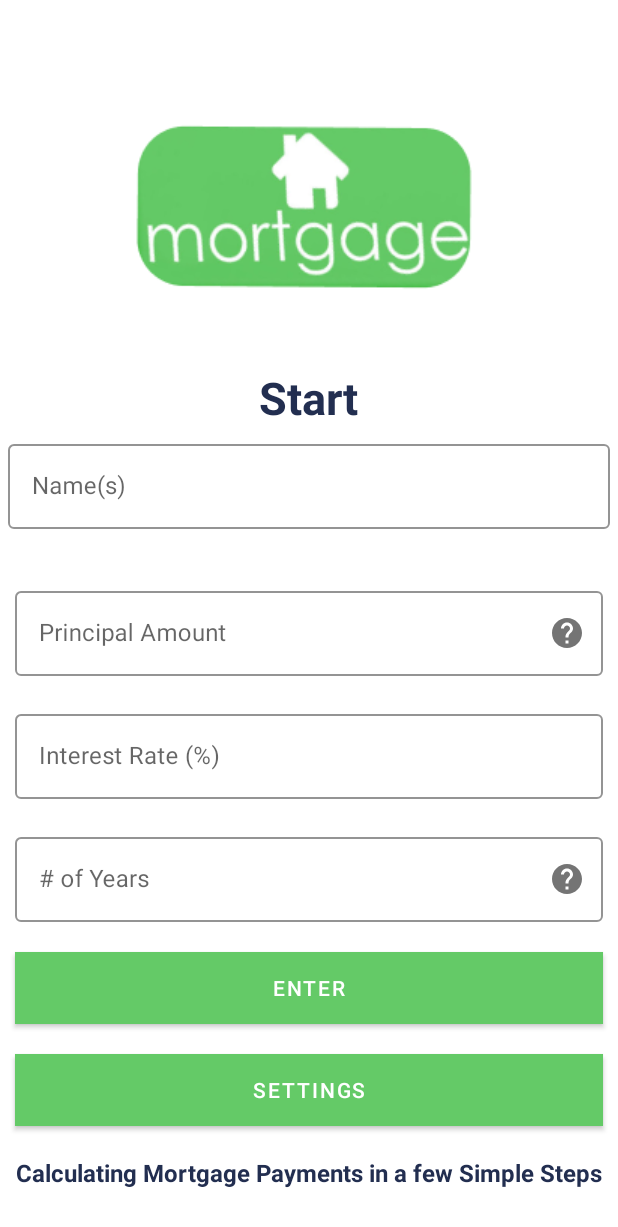
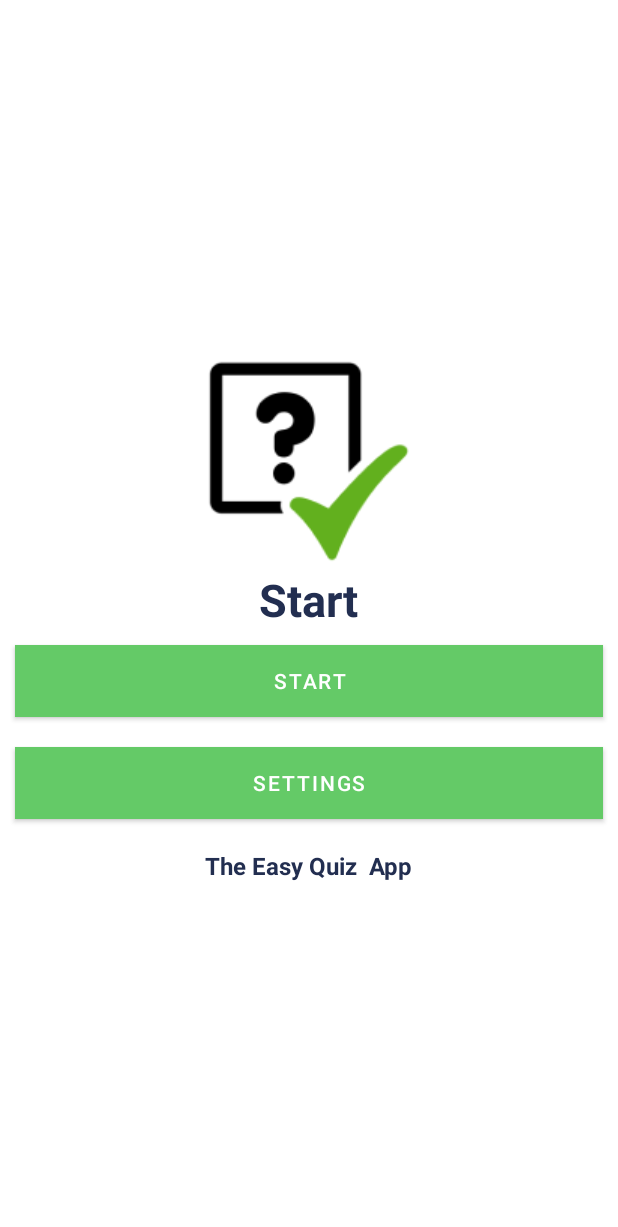
Before and after one commit to tyrellshawn/EzMortgage, an Android app: the screen it shows after launch (MainActivity), on a phone screen of 412 x 824 dp. Shown: the top 1227 px of the screen. Run offline under Robolectric (Android 15) with nearby library versions, the phone set to English and light mode, and no system bars; 3 statements that could not run were skipped.

Commit message:
Fixed Main View

```diff
--- a/app/src/main/AndroidManifest.xml
+++ b/app/src/main/AndroidManifest.xml
@@ -7,9 +7,9 @@
 
     <application
         android:allowBackup="true"
-        android:icon="@mipmap/ic_launcher"
+        android:icon="@drawable/logo"
         android:label="@string/app_name"
-        android:roundIcon="@mipmap/ic_launcher_round"
+        android:roundIcon="@drawable/logo"
         android:supportsRtl="true"
         android:theme="@style/AppTheme">
         <activity android:name=".MainActivity">
--- a/app/src/main/res/layout/activity_main.xml
+++ b/app/src/main/res/layout/activity_main.xml
@@ -1,8 +1,5 @@
 <?xml version="1.0" encoding="utf-8"?>
-<ScrollView
-    android:layout_width="match_parent"
-    android:layout_height="match_parent"
-    xmlns:android="http://schemas.android.com/apk/res/android">
+
     <LinearLayout xmlns:android="http://schemas.android.com/apk/res/android"
         xmlns:app="http://schemas.android.com/apk/res-auto"
         android:layout_width="match_parent"
@@ -28,83 +25,7 @@
             android:textSize="@dimen/SPthirty"
             android:textStyle="bold" />
 
-        <com.google.android.material.textfield.TextInputLayout
-            style="@style/Widget.MaterialComponents.TextInputLayout.OutlinedBox"
-            android:layout_width="match_parent"
-            android:layout_height="wrap_content"
-            android:layout_margin="@dimen/DP5"
-            app:boxStrokeColor="@color/colorPrimaryDark"
-            app:errorEnabled="true"
 
-
-            >
-
-            <com.google.android.material.textfield.TextInputEditText
-                android:id="@+id/txtName"
-                android:layout_width="match_parent"
-                android:layout_height="wrap_content"
-                android:hint="Name(s)"
-                android:inputType="text"
-
-                />
-
-        </com.google.android.material.textfield.TextInputLayout>
-        <com.google.android.material.textfield.TextInputLayout
-            style="@style/Widget.MaterialComponents.TextInputLayout.OutlinedBox"
-            android:id="@+id/txtPrincipal_layout"
-            android:layout_width="match_parent"
-            android:layout_height="wrap_content"
-            android:layout_margin="@dimen/DP10"
-            app:boxStrokeColor="@color/colorPrimaryDark"
-            app:endIconDrawable="@drawable/ic_help"
-            app:endIconTint="@color/colorGray"
-            app:endIconCheckable="true"
-            app:endIconMode="custom"
-            >
-
-            <com.google.android.material.textfield.TextInputEditText
-                android:id="@+id/txtPrincipal"
-                android:layout_width="match_parent"
-                android:layout_height="wrap_content"
-                android:hint="Principal Amount"
-                android:inputType="numberDecimal" />
-
-        </com.google.android.material.textfield.TextInputLayout>
-        <com.google.android.material.textfield.TextInputLayout
-            style="@style/Widget.MaterialComponents.TextInputLayout.OutlinedBox"
-            android:layout_width="match_parent"
-            android:layout_height="wrap_content"
-            android:layout_margin="@dimen/DP10"
-            app:boxStrokeColor="@color/colorPrimaryDark">
-
-            <com.google.android.material.textfield.TextInputEditText
-                android:id="@+id/txtInterest"
-                android:layout_width="match_parent"
-                android:layout_height="wrap_content"
-                android:hint="Interest Rate (%)"
-                android:inputType="numberDecimal" />
-
-        </com.google.android.material.textfield.TextInputLayout>
-        <com.google.android.material.textfield.TextInputLayout
-            style="@style/Widget.MaterialComponents.TextInputLayout.OutlinedBox"
-            android:id="@+id/txtYears_layout"
-            android:layout_width="match_parent"
-            android:layout_height="wrap_content"
-            android:layout_margin="@dimen/DP10"
-            app:boxStrokeColor="@color/colorPrimaryDark"
-            app:endIconDrawable="@drawable/ic_help"
-            app:endIconTint="@color/colorGray"
-            app:endIconCheckable="true"
-            app:endIconMode="custom">
-
-            <com.google.android.material.textfield.TextInputEditText
-                android:id="@+id/txtYears"
-                android:layout_width="match_parent"
-                android:layout_height="wrap_content"
-                android:hint="# of Years"
-                android:inputType="number" />
-
-        </com.google.android.material.textfield.TextInputLayout>
 
 
         <com.google.android.material.button.MaterialButton
@@ -114,7 +35,7 @@
             android:layout_margin="@dimen/DP10"
             android:background="@color/colorPrimary"
             android:elevation="@dimen/DP10"
-            android:text="Enter"
+            android:text="Start"
             android:textAllCaps="true"
             android:textColor="@color/colorWhite" />
         <com.google.android.material.button.MaterialButton
@@ -133,10 +54,9 @@
             android:layout_width="wrap_content"
             android:layout_height="wrap_content"
             android:layout_margin="@dimen/DP10"
-            android:text="Calculating Mortgage Payments in a few Simple Steps"
+            android:text="The Easy Quiz  App"
             android:textColor="@color/colorPrimaryText"
             android:textSize="@dimen/SPsixteen"
             android:textStyle="bold" />
 
     </LinearLayout>
-</ScrollView>
--- a/app/src/main/res/values/strings.xml
+++ b/app/src/main/res/values/strings.xml
@@ -1,3 +1,3 @@
 <resources>
-    <string name="app_name">My Application</string>
+    <string name="app_name">Ez Test</string>
 </resources>
```
Also changed, not shown: app/src/main/assets/db.json (renamed from app/src/main/res/assets/db.json), app/src/main/res/drawable/logo.png.
